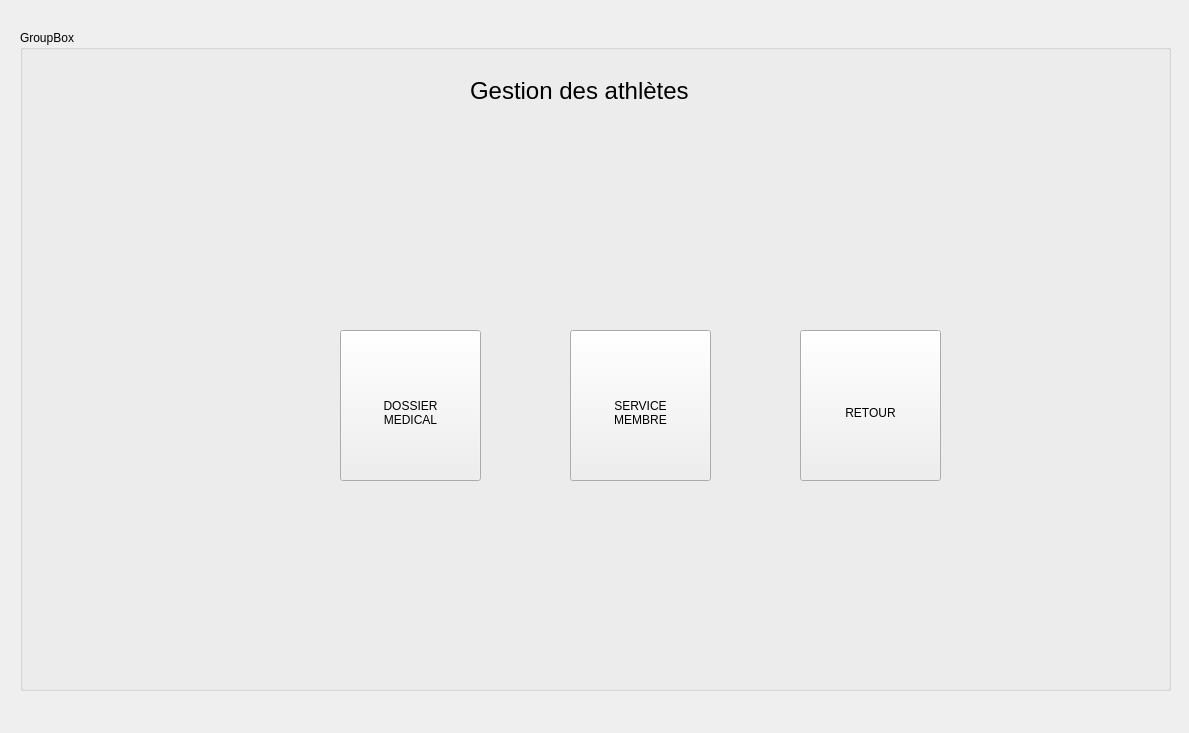
hintoman/olympic_games_2A24, file Gestion d'atlètes/mainwindow.ui: the form before one commit.
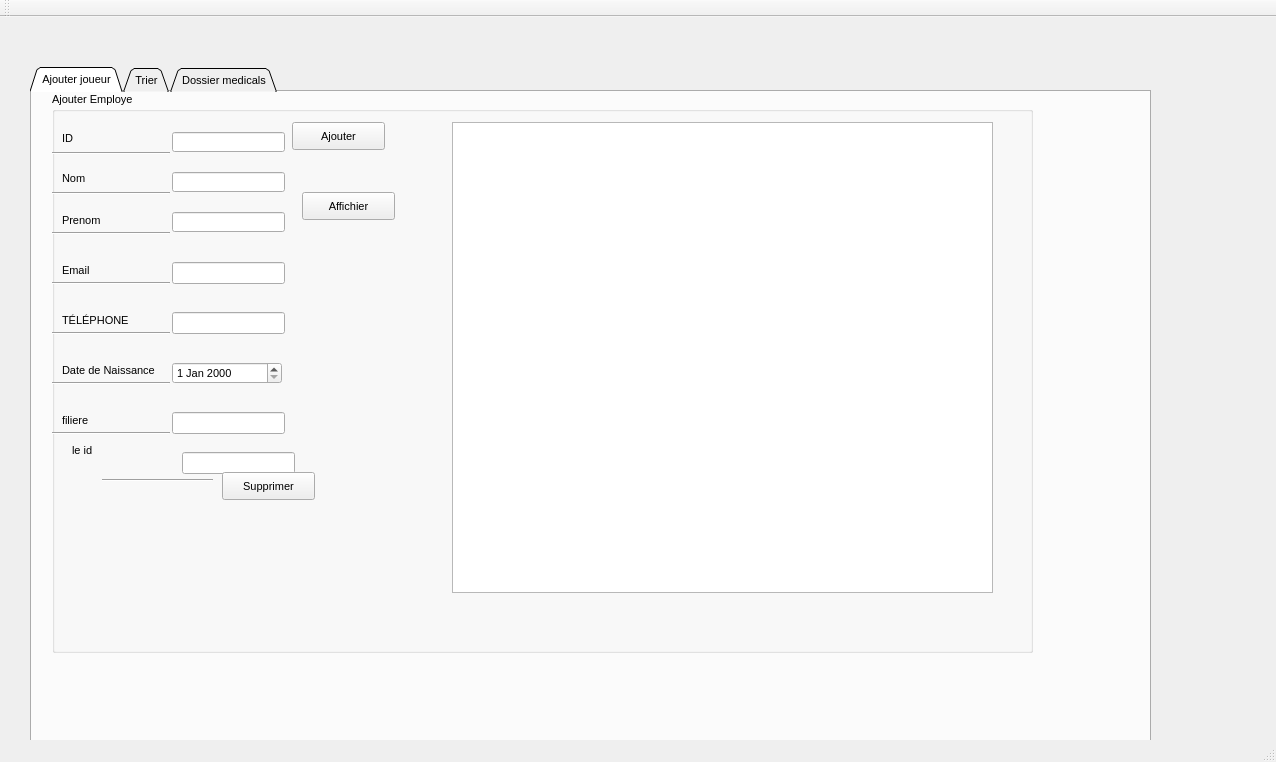
The form after the commit. The open tabs and pages were chosen to show the change.

```diff
--- a/Gestion d'atlètes/mainwindow.ui
+++ b/Gestion d'atlètes/mainwindow.ui
@@ -6,230 +6,433 @@
    <rect>
     <x>0</x>
     <y>0</y>
-    <width>1189</width>
-    <height>733</height>
+    <width>1276</width>
+    <height>762</height>
    </rect>
   </property>
   <property name="windowTitle">
    <string>MainWindow</string>
   </property>
-  <widget class="QWidget" name="centralwidget">
-   <widget class="QGroupBox" name="groupBox">
+  <widget class="QWidget" name="centralWidget">
+   <widget class="QTabWidget" name="tabWidget">
     <property name="geometry">
      <rect>
-      <x>20</x>
-      <y>30</y>
-      <width>1151</width>
-      <height>661</height>
+      <x>30</x>
+      <y>50</y>
+      <width>1121</width>
+      <height>681</height>
      </rect>
     </property>
-    <property name="title">
-     <string>GroupBox</string>
+    <property name="font">
+     <font>
+      <pointsize>8</pointsize>
+     </font>
     </property>
-    <widget class="QStackedWidget" name="stackedWidget">
-     <property name="geometry">
-      <rect>
-       <x>40</x>
-       <y>10</y>
-       <width>1141</width>
-       <height>631</height>
-      </rect>
-     </property>
-     <property name="font">
-      <font>
-       <family>MS Shell Dlg 2</family>
-      </font>
-     </property>
-     <property name="currentIndex">
-      <number>1</number>
-     </property>
-     <widget class="QWidget" name="page">
-      <widget class="QPushButton" name="pushButton_7">
-       <property name="geometry">
-        <rect>
-         <x>280</x>
-         <y>290</y>
-         <width>141</width>
-         <height>151</height>
-        </rect>
-       </property>
-       <property name="text">
-        <string>
-DOSSIER
-MEDICAL</string>
-       </property>
-      </widget>
-      <widget class="QPushButton" name="pushButton_8">
-       <property name="geometry">
-        <rect>
-         <x>510</x>
-         <y>290</y>
-         <width>141</width>
-         <height>151</height>
-        </rect>
-       </property>
-       <property name="text">
-        <string>
-SERVICE 
-MEMBRE</string>
-       </property>
-      </widget>
-      <widget class="QPushButton" name="pushButton_9">
-       <property name="geometry">
-        <rect>
-         <x>740</x>
-         <y>290</y>
-         <width>141</width>
-         <height>151</height>
-        </rect>
-       </property>
-       <property name="text">
-        <string>
- RETOUR </string>
-       </property>
-      </widget>
-      <widget class="QLabel" name="label_2">
-       <property name="geometry">
-        <rect>
-         <x>410</x>
-         <y>30</y>
-         <width>291</width>
-         <height>41</height>
-        </rect>
-       </property>
-       <property name="font">
-        <font>
-         <family>MS Shell Dlg 2</family>
-         <pointsize>18</pointsize>
-        </font>
-       </property>
-       <property name="mouseTracking">
-        <bool>false</bool>
-       </property>
-       <property name="tabletTracking">
-        <bool>false</bool>
-       </property>
-       <property name="contextMenuPolicy">
-        <enum>Qt::NoContextMenu</enum>
-       </property>
-       <property name="acceptDrops">
-        <bool>false</bool>
-       </property>
-       <property name="autoFillBackground">
-        <bool>false</bool>
-       </property>
-       <property name="text">
-        <string>Gestion des athlètes </string>
-       </property>
-      </widget>
-     </widget>
-     <widget class="QWidget" name="page_3">
+    <property name="tabPosition">
+     <enum>QTabWidget::North</enum>
+    </property>
+    <property name="tabShape">
+     <enum>QTabWidget::Triangular</enum>
+    </property>
+    <property name="currentIndex">
+     <number>0</number>
+    </property>
+    <property name="iconSize">
+     <size>
+      <width>30</width>
+      <height>30</height>
+     </size>
+    </property>
+    <property name="elideMode">
+     <enum>Qt::ElideMiddle</enum>
+    </property>
+    <property name="movable">
+     <bool>false</bool>
+    </property>
+    <property name="tabBarAutoHide">
+     <bool>false</bool>
+    </property>
+    <widget class="QWidget" name="Tab_joueur">
+     <attribute name="title">
+      <string>Ajouter joueur</string>
+     </attribute>
+     <widget class="QGroupBox" name="groupBox">
+      <property name="geometry">
+       <rect>
+        <x>20</x>
+        <y>0</y>
+        <width>981</width>
+        <height>561</height>
+       </rect>
+      </property>
+      <property name="title">
+       <string>Ajouter Employe</string>
+      </property>
       <widget class="QLabel" name="label">
        <property name="geometry">
         <rect>
-         <x>410</x>
-         <y>30</y>
-         <width>291</width>
-         <height>41</height>
+         <x>10</x>
+         <y>40</y>
+         <width>47</width>
+         <height>13</height>
         </rect>
        </property>
-       <property name="font">
-        <font>
-         <family>MS Shell Dlg 2</family>
-         <pointsize>18</pointsize>
-        </font>
+       <property name="text">
+        <string>ID</string>
        </property>
-       <property name="mouseTracking">
-        <bool>false</bool>
+      </widget>
+      <widget class="QLabel" name="label_2">
+       <property name="geometry">
+        <rect>
+         <x>10</x>
+         <y>80</y>
+         <width>47</width>
+         <height>13</height>
+        </rect>
        </property>
-       <property name="tabletTracking">
-        <bool>false</bool>
+       <property name="text">
+        <string>Nom</string>
        </property>
-       <property name="contextMenuPolicy">
-        <enum>Qt::NoContextMenu</enum>
+      </widget>
+      <widget class="QLabel" name="label_3">
+       <property name="geometry">
+        <rect>
+         <x>10</x>
+         <y>120</y>
+         <width>111</width>
+         <height>16</height>
+        </rect>
        </property>
-       <property name="acceptDrops">
-        <bool>false</bool>
+       <property name="text">
+        <string>Prenom</string>
        </property>
-       <property name="autoFillBackground">
-        <bool>false</bool>
+       <property name="buddy">
+        <cstring>le_prenom</cstring>
        </property>
+      </widget>
+      <widget class="QLineEdit" name="le_id">
+       <property name="geometry">
+        <rect>
+         <x>120</x>
+         <y>40</y>
+         <width>113</width>
+         <height>20</height>
+        </rect>
+       </property>
+      </widget>
+      <widget class="QLineEdit" name="le_nom">
+       <property name="geometry">
+        <rect>
+         <x>120</x>
+         <y>80</y>
+         <width>113</width>
+         <height>20</height>
+        </rect>
+       </property>
+      </widget>
+      <widget class="QLineEdit" name="le_prenom">
+       <property name="geometry">
+        <rect>
+         <x>120</x>
+         <y>120</y>
+         <width>113</width>
+         <height>20</height>
+        </rect>
+       </property>
+      </widget>
+      <widget class="QLabel" name="label_4">
+       <property name="geometry">
+        <rect>
+         <x>10</x>
+         <y>270</y>
+         <width>111</width>
+         <height>16</height>
+        </rect>
+       </property>
        <property name="text">
-        <string>Gestion des athlètes </string>
+        <string>Date de Naissance</string>
        </property>
       </widget>
-      <widget class="QPushButton" name="ajouter_athltes">
+      <widget class="QLabel" name="label_5">
        <property name="geometry">
         <rect>
-         <x>70</x>
-         <y>300</y>
-         <width>141</width>
-         <height>151</height>
+         <x>10</x>
+         <y>170</y>
+         <width>101</width>
+         <height>16</height>
         </rect>
        </property>
        <property name="text">
-        <string>GERER 
-JOUUR</string>
+        <string>Email</string>
        </property>
       </widget>
-      <widget class="QPushButton" name="pushButton_10">
+      <widget class="QLabel" name="label_6">
        <property name="geometry">
         <rect>
-         <x>270</x>
-         <y>300</y>
-         <width>141</width>
-         <height>151</height>
+         <x>10</x>
+         <y>220</y>
+         <width>101</width>
+         <height>16</height>
         </rect>
        </property>
        <property name="text">
-        <string>
-DOSSIER
-MEDICAL</string>
+        <string>TÉLÉPHONE</string>
        </property>
       </widget>
-      <widget class="QPushButton" name="pushButton_11">
+      <widget class="QLabel" name="label_7">
        <property name="geometry">
         <rect>
-         <x>460</x>
-         <y>300</y>
-         <width>141</width>
-         <height>151</height>
+         <x>10</x>
+         <y>320</y>
+         <width>121</width>
+         <height>16</height>
         </rect>
        </property>
        <property name="text">
-        <string>
-SERVICE 
-MEMBRE</string>
+        <string>filiere</string>
        </property>
       </widget>
-      <widget class="QPushButton" name="pushButton_12">
+      <widget class="QLineEdit" name="Email">
        <property name="geometry">
         <rect>
-         <x>670</x>
-         <y>300</y>
-         <width>141</width>
-         <height>151</height>
+         <x>120</x>
+         <y>170</y>
+         <width>113</width>
+         <height>22</height>
         </rect>
        </property>
+      </widget>
+      <widget class="QLineEdit" name="tele">
+       <property name="geometry">
+        <rect>
+         <x>120</x>
+         <y>220</y>
+         <width>113</width>
+         <height>22</height>
+        </rect>
+       </property>
+      </widget>
+      <widget class="QDateEdit" name="l_date">
+       <property name="geometry">
+        <rect>
+         <x>120</x>
+         <y>270</y>
+         <width>110</width>
+         <height>22</height>
+        </rect>
+       </property>
+      </widget>
+      <widget class="Line" name="line">
+       <property name="geometry">
+        <rect>
+         <x>0</x>
+         <y>60</y>
+         <width>118</width>
+         <height>3</height>
+        </rect>
+       </property>
+       <property name="orientation">
+        <enum>Qt::Horizontal</enum>
+       </property>
+      </widget>
+      <widget class="Line" name="line_2">
+       <property name="geometry">
+        <rect>
+         <x>0</x>
+         <y>100</y>
+         <width>118</width>
+         <height>3</height>
+        </rect>
+       </property>
+       <property name="orientation">
+        <enum>Qt::Horizontal</enum>
+       </property>
+      </widget>
+      <widget class="Line" name="line_3">
+       <property name="geometry">
+        <rect>
+         <x>0</x>
+         <y>140</y>
+         <width>118</width>
+         <height>3</height>
+        </rect>
+       </property>
+       <property name="orientation">
+        <enum>Qt::Horizontal</enum>
+       </property>
+      </widget>
+      <widget class="Line" name="line_4">
+       <property name="geometry">
+        <rect>
+         <x>0</x>
+         <y>190</y>
+         <width>118</width>
+         <height>3</height>
+        </rect>
+       </property>
+       <property name="orientation">
+        <enum>Qt::Horizontal</enum>
+       </property>
+      </widget>
+      <widget class="Line" name="line_5">
+       <property name="geometry">
+        <rect>
+         <x>0</x>
+         <y>240</y>
+         <width>118</width>
+         <height>3</height>
+        </rect>
+       </property>
+       <property name="orientation">
+        <enum>Qt::Horizontal</enum>
+       </property>
+      </widget>
+      <widget class="Line" name="line_6">
+       <property name="geometry">
+        <rect>
+         <x>0</x>
+         <y>290</y>
+         <width>118</width>
+         <height>3</height>
+        </rect>
+       </property>
+       <property name="orientation">
+        <enum>Qt::Horizontal</enum>
+       </property>
+      </widget>
+      <widget class="Line" name="line_7">
+       <property name="geometry">
+        <rect>
+         <x>0</x>
+         <y>340</y>
+         <width>118</width>
+         <height>3</height>
+        </rect>
+       </property>
+       <property name="orientation">
+        <enum>Qt::Horizontal</enum>
+       </property>
+      </widget>
+      <widget class="QLineEdit" name="filiere">
+       <property name="geometry">
+        <rect>
+         <x>120</x>
+         <y>320</y>
+         <width>113</width>
+         <height>22</height>
+        </rect>
+       </property>
+      </widget>
+      <widget class="Line" name="line_10">
+       <property name="geometry">
+        <rect>
+         <x>50</x>
+         <y>380</y>
+         <width>111</width>
+         <height>16</height>
+        </rect>
+       </property>
+       <property name="orientation">
+        <enum>Qt::Horizontal</enum>
+       </property>
+      </widget>
+      <widget class="QLabel" name="label_8">
+       <property name="geometry">
+        <rect>
+         <x>20</x>
+         <y>350</y>
+         <width>71</width>
+         <height>16</height>
+        </rect>
+       </property>
        <property name="text">
-        <string>HISTORIQUNE</string>
+        <string>le id </string>
        </property>
       </widget>
-      <widget class="QPushButton" name="pushButton_13">
+      <widget class="QLineEdit" name="idS">
        <property name="geometry">
         <rect>
-         <x>870</x>
-         <y>300</y>
-         <width>141</width>
-         <height>151</height>
+         <x>130</x>
+         <y>360</y>
+         <width>113</width>
+         <height>22</height>
         </rect>
        </property>
+      </widget>
+      <widget class="QPushButton" name="pb_supprimer">
+       <property name="geometry">
+        <rect>
+         <x>170</x>
+         <y>380</y>
+         <width>93</width>
+         <height>28</height>
+        </rect>
+       </property>
        <property name="text">
-        <string>QUITEZ</string>
+        <string>Supprimer</string>
        </property>
       </widget>
+      <widget class="QPushButton" name="pb_Ajouter">
+       <property name="geometry">
+        <rect>
+         <x>240</x>
+         <y>30</y>
+         <width>93</width>
+         <height>28</height>
+        </rect>
+       </property>
+       <property name="text">
+        <string>Ajouter</string>
+       </property>
+      </widget>
+      <widget class="QTableView" name="tab_athltes">
+       <property name="geometry">
+        <rect>
+         <x>400</x>
+         <y>30</y>
+         <width>541</width>
+         <height>471</height>
+        </rect>
+       </property>
+      </widget>
+      <widget class="QPushButton" name="pb_Aaffichier">
+       <property name="geometry">
+        <rect>
+         <x>250</x>
+         <y>100</y>
+         <width>93</width>
+         <height>28</height>
+        </rect>
+       </property>
+       <property name="text">
+        <string>Affichier</string>
+       </property>
+      </widget>
      </widget>
     </widget>
+    <widget class="QWidget" name="tab_Tri">
+     <attribute name="title">
+      <string>Trier</string>
+     </attribute>
+     <widget class="Line" name="line_19">
+      <property name="geometry">
+       <rect>
+        <x>110</x>
+        <y>640</y>
+        <width>861</width>
+        <height>16</height>
+       </rect>
+      </property>
+      <property name="orientation">
+       <enum>Qt::Horizontal</enum>
+      </property>
+     </widget>
+    </widget>
+    <widget class="QWidget" name="Tab_medical">
+     <attribute name="title">
+      <string>Dossier medicals</string>
+     </attribute>
+    </widget>
    </widget>
   </widget>
   <widget class="QMenuBar" name="menubar">
@@ -242,7 +445,17 @@
     </rect>
    </property>
   </widget>
+  <widget class="QToolBar" name="mainToolBar">
+   <attribute name="toolBarArea">
+    <enum>TopToolBarArea</enum>
+   </attribute>
+   <attribute name="toolBarBreak">
+    <bool>false</bool>
+   </attribute>
+  </widget>
+  <widget class="QStatusBar" name="statusBar"/>
  </widget>
+ <layoutdefault spacing="6" margin="11"/>
  <resources/>
  <connections/>
 </ui>
```
Left out of the diff: 6 changed lines with no effect on the pictures.
